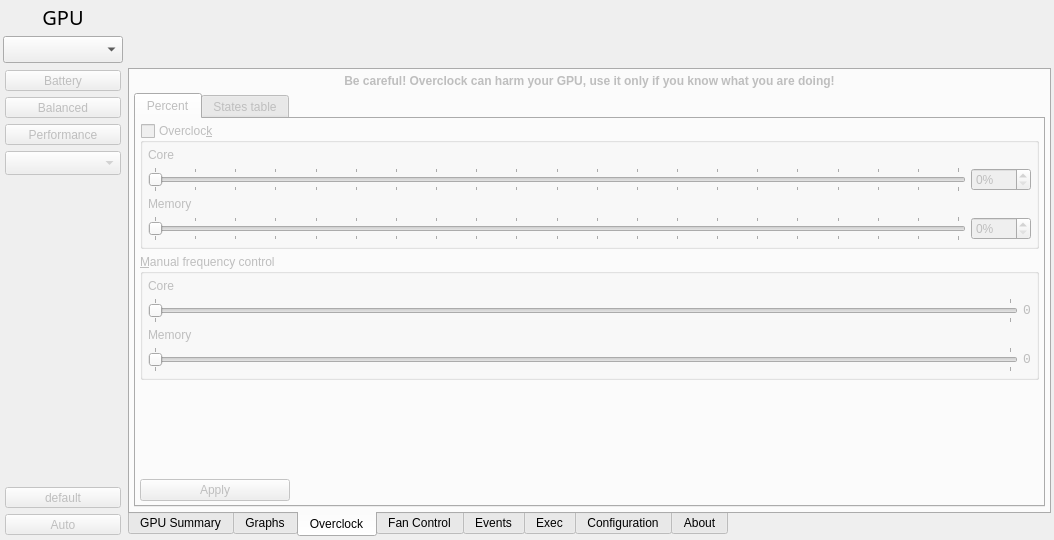
First picture: the form in radeon-profile/radeon_profile.ui, repository marazmista/radeon-profile, before the edit.
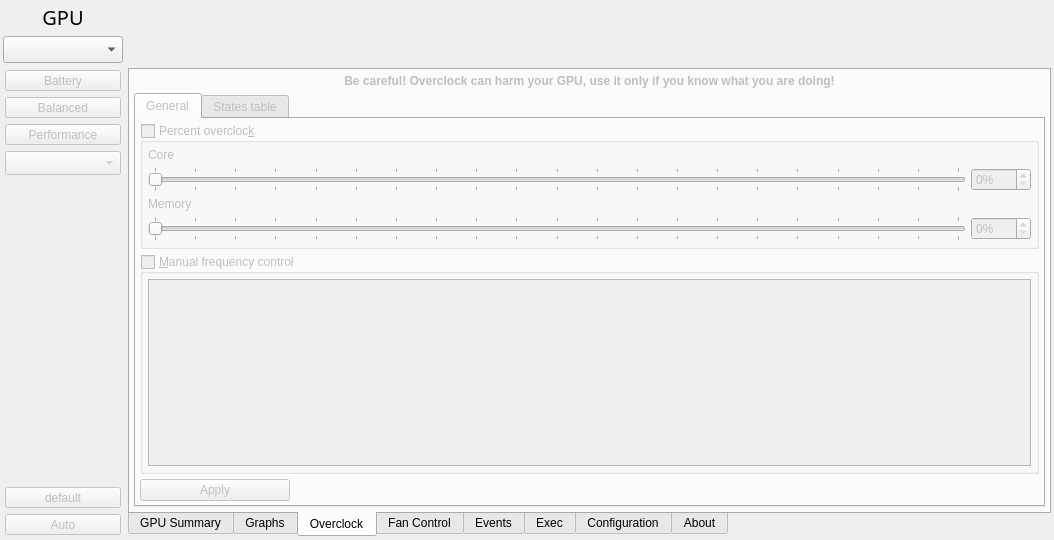
Second picture: the form after the edit. The open tabs and pages were chosen to show the change. Icons and pictures are not drawn.

Commit message: implemented manual frequency control as checkbox table (pp_dpm_sclk)

The edit to the form file:
```diff
--- a/radeon-profile/radeon_profile.ui
+++ b/radeon-profile/radeon_profile.ui
@@ -1141,7 +1141,7 @@
             <bool>false</bool>
            </property>
            <attribute name="title">
-            <string>Percent</string>
+            <string>General</string>
            </attribute>
            <layout class="QVBoxLayout" name="verticalLayout_24">
             <property name="spacing">
@@ -1165,7 +1165,7 @@
                <bool>false</bool>
               </property>
               <property name="title">
-               <string>Overcloc&amp;k</string>
+               <string>Percent overcloc&amp;k</string>
               </property>
               <property name="checkable">
                <bool>true</bool>
@@ -1303,12 +1303,12 @@
                <string>&amp;Manual frequency control</string>
               </property>
               <property name="checkable">
-               <bool>false</bool>
+               <bool>true</bool>
               </property>
               <property name="checked">
                <bool>false</bool>
               </property>
-              <layout class="QGridLayout" name="gridLayout_16" columnstretch="0,0">
+              <layout class="QGridLayout" name="gridLayout_16" columnstretch="0">
                <property name="leftMargin">
                 <number>5</number>
                </property>
@@ -1324,126 +1324,14 @@
                <property name="spacing">
                 <number>5</number>
                </property>
-               <item row="3" column="0">
-                <widget class="QSlider" name="slider_freqMclk">
-                 <property name="enabled">
-                  <bool>false</bool>
-                 </property>
-                 <property name="sizePolicy">
-                  <sizepolicy hsizetype="Expanding" vsizetype="Preferred">
-                   <horstretch>0</horstretch>
-                   <verstretch>0</verstretch>
-                  </sizepolicy>
-                 </property>
-                 <property name="maximum">
-                  <number>1</number>
-                 </property>
-                 <property name="pageStep">
-                  <number>5</number>
-                 </property>
-                 <property name="orientation">
-                  <enum>Qt::Horizontal</enum>
-                 </property>
-                 <property name="tickPosition">
-                  <enum>QSlider::TicksBothSides</enum>
-                 </property>
-                 <property name="tickInterval">
-                  <number>1</number>
-                 </property>
-                </widget>
-               </item>
                <item row="0" column="0">
-                <widget class="QLabel" name="label_CoreFreq">
-                 <property name="text">
-                  <string>Core</string>
-                 </property>
-                </widget>
-               </item>
-               <item row="1" column="0">
-                <widget class="QSlider" name="slider_freqSclk">
-                 <property name="enabled">
-                  <bool>false</bool>
-                 </property>
-                 <property name="sizePolicy">
-                  <sizepolicy hsizetype="Expanding" vsizetype="Preferred">
-                   <horstretch>0</horstretch>
-                   <verstretch>0</verstretch>
-                  </sizepolicy>
-                 </property>
-                 <property name="maximum">
-                  <number>1</number>
-                 </property>
-                 <property name="pageStep">
-                  <number>5</number>
-                 </property>
-                 <property name="orientation">
-                  <enum>Qt::Horizontal</enum>
-                 </property>
-                 <property name="tickPosition">
-                  <enum>QSlider::TicksBothSides</enum>
-                 </property>
-                 <property name="tickInterval">
-                  <number>1</number>
-                 </property>
-                </widget>
-               </item>
-               <item row="2" column="0">
-                <widget class="QLabel" name="label_memFreq">
-                 <property name="text">
-                  <string>Memory</string>
-                 </property>
-                </widget>
-               </item>
-               <item row="3" column="1">
-                <widget class="QLabel" name="l_freqMclk">
-                 <property name="font">
-                  <font>
-                   <family>Monospace</family>
-                   <pointsize>10</pointsize>
-                  </font>
-                 </property>
-                 <property name="text">
-                  <string notr="true">0</string>
-                 </property>
-                 <property name="alignment">
-                  <set>Qt::AlignRight|Qt::AlignTrailing|Qt::AlignVCenter</set>
-                 </property>
-                </widget>
-               </item>
-               <item row="1" column="1">
-                <widget class="QLabel" name="l_freqSclk">
-                 <property name="font">
-                  <font>
-                   <family>Monospace</family>
-                   <pointsize>10</pointsize>
-                  </font>
-                 </property>
-                 <property name="text">
-                  <string notr="true">0</string>
-                 </property>
-                 <property name="alignment">
-                  <set>Qt::AlignRight|Qt::AlignTrailing|Qt::AlignVCenter</set>
-                 </property>
-                </widget>
+                <widget class="QListWidget" name="list_freqStates"/>
                </item>
               </layout>
              </widget>
             </item>
             <item>
-             <spacer name="verticalSpacer_4">
-              <property name="orientation">
-               <enum>Qt::Vertical</enum>
-              </property>
-              <property name="sizeHint" stdset="0">
-               <size>
-                <width>20</width>
-                <height>40</height>
-               </size>
-              </property>
-             </spacer>
-            </item>
-            <item>
-             <widget class="QPushButton" name="btn_applyOverclock">
+             <widget class="QPushButton" name="btn_applyStatesAndOc">
               <property name="enabled">
                <bool>false</bool>
               </property>
```
Left out of the diff: 65 changed lines with no effect on the pictures. The commit also changes 10 other files.
